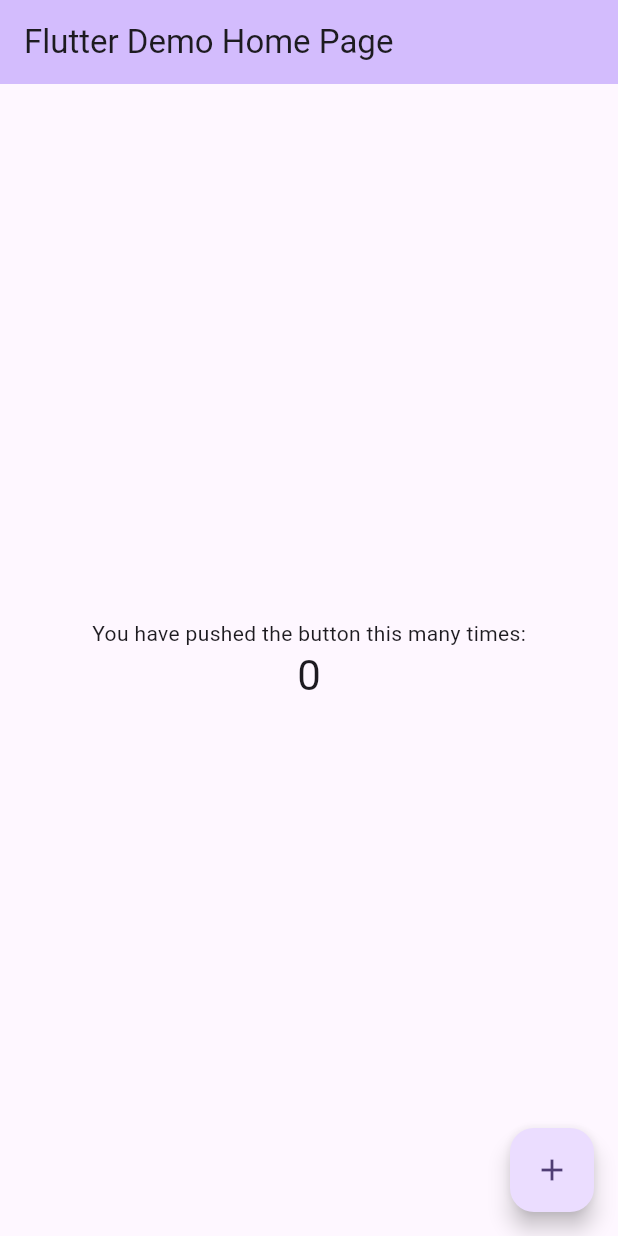
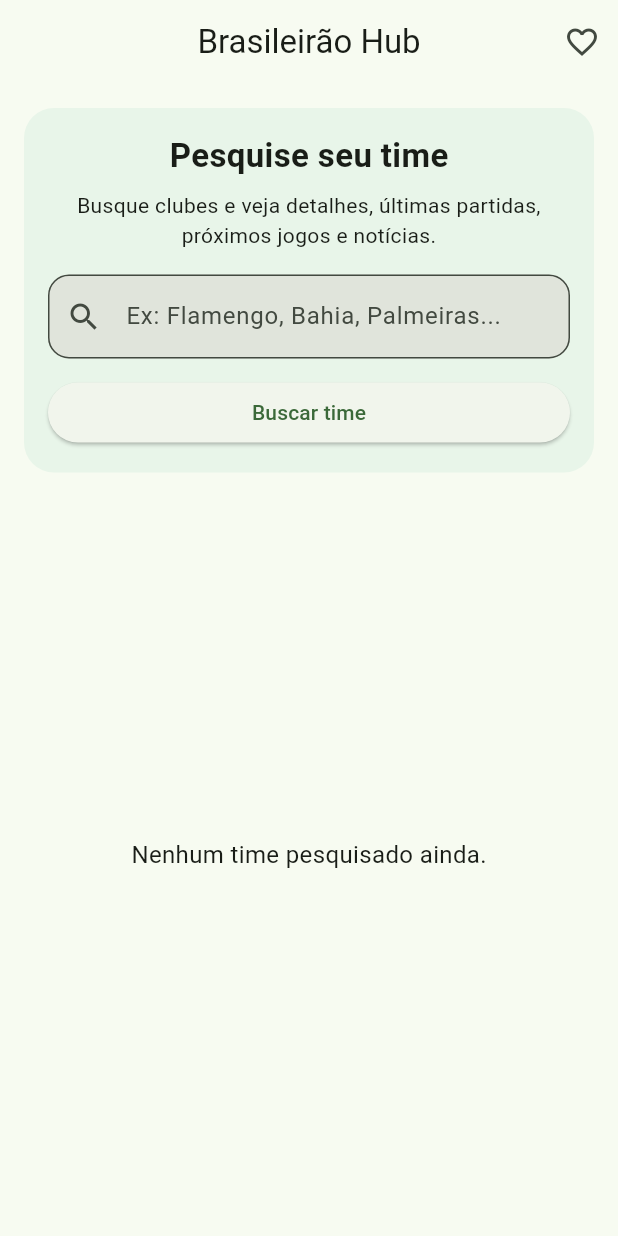
Before and after one commit to jaderAdriel/uTime, a Flutter app: the screen it shows after launch, on a phone screen of 412 x 824 dp. Run offline on Flutter 3.47's test engine with Material 3 defaults, Android fonts, the light colour scheme and no system bars.

Commit message:
feat: implement team search functionality and add models

```diff
--- a/lib/main.dart
+++ b/lib/main.dart
@@ -1,4 +1,7 @@
 import 'package:flutter/material.dart';
+import 'package:provider/provider.dart';
+import 'providers/team_provider.dart';
+import 'screens/home_screen.dart';
 
 void main() {
   runApp(const MyApp());
@@ -7,115 +10,18 @@ void main() {
 class MyApp extends StatelessWidget {
   const MyApp({super.key});
 
-  // This widget is the root of your application.
   @override
   Widget build(BuildContext context) {
-    return MaterialApp(
-      title: 'Flutter Demo',
-      theme: ThemeData(
-        // This is the theme of your application.
-        //
-        // TRY THIS: Try running your application with "flutter run". You'll see
-        // the application has a purple toolbar. Then, without quitting the app,
-        // try changing the seedColor in the colorScheme below to Colors.green
-        // and then invoke "hot reload" (save your changes or press the "hot
-        // reload" button in a Flutter-supported IDE, or press "r" if you used
-        // the command line to start the app).
-        //
-        // Notice that the counter didn't reset back to zero; the application
-        // state is not lost during the reload. To reset the state, use hot
-        // restart instead.
-        //
-        // This works for code too, not just values: Most code changes can be
-        // tested with just a hot reload.
-        colorScheme: .fromSeed(seedColor: Colors.deepPurple),
-      ),
-      home: const MyHomePage(title: 'Flutter Demo Home Page'),
-    );
-  }
-}
-
-class MyHomePage extends StatefulWidget {
-  const MyHomePage({super.key, required this.title});
-
-  // This widget is the home page of your application. It is stateful, meaning
-  // that it has a State object (defined below) that contains fields that affect
-  // how it looks.
-
-  // This class is the configuration for the state. It holds the values (in this
-  // case the title) provided by the parent (in this case the App widget) and
-  // used by the build method of the State. Fields in a Widget subclass are
-  // always marked "final".
-
-  final String title;
-
-  @override
-  State<MyHomePage> createState() => _MyHomePageState();
-}
-
-class _MyHomePageState extends State<MyHomePage> {
-  int _counter = 0;
-
-  void _incrementCounter() {
-    setState(() {
-      // This call to setState tells the Flutter framework that something has
-      // changed in this State, which causes it to rerun the build method below
-      // so that the display can reflect the updated values. If we changed
-      // _counter without calling setState(), then the build method would not be
-      // called again, and so nothing would appear to happen.
-      _counter++;
-    });
-  }
-
-  @override
-  Widget build(BuildContext context) {
-    // This method is rerun every time setState is called, for instance as done
-    // by the _incrementCounter method above.
-    //
-    // The Flutter framework has been optimized to make rerunning build methods
-    // fast, so that you can just rebuild anything that needs updating rather
-    // than having to individually change instances of widgets.
-    return Scaffold(
-      appBar: AppBar(
-        // TRY THIS: Try changing the color here to a specific color (to
-        // Colors.amber, perhaps?) and trigger a hot reload to see the AppBar
-        // change color while the other colors stay the same.
-        backgroundColor: Theme.of(context).colorScheme.inversePrimary,
-        // Here we take the value from the MyHomePage object that was created by
-        // the App.build method, and use it to set our appbar title.
-        title: Text(widget.title),
-      ),
-      body: Center(
-        // Center is a layout widget. It takes a single child and positions it
-        // in the middle of the parent.
-        child: Column(
-          // Column is also a layout widget. It takes a list of children and
-          // arranges them vertically. By default, it sizes itself to fit its
-          // children horizontally, and tries to be as tall as its parent.
-          //
-          // Column has various properties to control how it sizes itself and
-          // how it positions its children. Here we use mainAxisAlignment to
-          // center the children vertically; the main axis here is the vertical
-          // axis because Columns are vertical (the cross axis would be
-          // horizontal).
-          //
-          // TRY THIS: Invoke "debug painting" (choose the "Toggle Debug Paint"
-          // action in the IDE, or press "p" in the console), to see the
-          // wireframe for each widget.
-          mainAxisAlignment: .center,
-          children: [
-            const Text('You have pushed the button this many times:'),
-            Text(
-              '$_counter',
-              style: Theme.of(context).textTheme.headlineMedium,
-            ),
-          ],
+    return ChangeNotifierProvider(
+      create: (_) => TeamsProvider(),
+      child: MaterialApp(
+        debugShowCheckedModeBanner: false,
+        title: 'Brasileirão Hub',
+        theme: ThemeData(
+          colorScheme: ColorScheme.fromSeed(seedColor: Colors.green),
+          useMaterial3: true,
         ),
-      ),
-      floatingActionButton: FloatingActionButton(
-        onPressed: _incrementCounter,
-        tooltip: 'Increment',
-        child: const Icon(Icons.add),
+        home: const HomeScreen(),
       ),
     );
   }
--- /dev/null
+++ b/lib/models/team_model.dart
@@ -0,0 +1,28 @@
+class TeamModel {
+  final String id;
+  final String name;
+  final String league;
+  final String country;
+  final String badge;
+  final String stadium;
+
+  TeamModel({
+    required this.id,
+    required this.name,
+    required this.league,
+    required this.country,
+    required this.badge,
+    required this.stadium,
+  });
+
+  factory TeamModel.fromMap(Map<String, dynamic> map) {
+    return TeamModel(
+      id: map['idTeam'] ?? '',
+      name: map['strTeam'] ?? 'Sem nome',
+      league: map['strLeague'] ?? 'Liga não informada',
+      country: map['strCountry'] ?? 'País não informado',
+      badge: map['strBadge'] ?? '',
+      stadium: map['strStadium'] ?? 'Estádio não informado',
+    );
+  }
+}
--- /dev/null
+++ b/lib/providers/team_provider.dart
@@ -0,0 +1,44 @@
+import 'package:flutter/material.dart';
+import '../models/team_model.dart';
+import '../services/sportsdb_service.dart';
+
+class TeamsProvider extends ChangeNotifier {
+  final SportsDbService _service = SportsDbService();
+
+  List<TeamModel> teams = [];
+  bool isLoading = false;
+  String? errorMessage;
+
+  Future<void> search(String query) async {
+    if (query.trim().isEmpty) {
+      teams = [];
+      errorMessage = 'Digite o nome de um time.';
+      notifyListeners();
+      return;
+    }
+
+    isLoading = true;
+    errorMessage = null;
+    notifyListeners();
+
+    try {
+      teams = await _service.searchTeams(query.trim());
+
+      if (teams.isEmpty) {
+        errorMessage = 'Nenhum time encontrado.';
+      }
+    } catch (e) {
+      teams = [];
+      errorMessage = 'Não foi possível carregar os times.';
+    } finally {
+      isLoading = false;
+      notifyListeners();
+    }
+  }
+
+  void clear() {
+    teams = [];
+    errorMessage = null;
+    notifyListeners();
+  }
+}
--- /dev/null
+++ b/lib/screens/home_screen.dart
@@ -0,0 +1,164 @@
+import 'package:flutter/material.dart';
+import 'package:provider/provider.dart';
+import '../providers/team_provider.dart';
+import '../models/team_model.dart';
+
+class HomeScreen extends StatefulWidget {
+  const HomeScreen({super.key});
+
+  @override
+  State<HomeScreen> createState() => _HomeScreenState();
+}
+
+class _HomeScreenState extends State<HomeScreen> {
+  final TextEditingController _controller = TextEditingController();
+
+  void _onSearch() {
+    context.read<TeamsProvider>().search(_controller.text);
+  }
+
+  Widget _buildTeamCard(TeamModel team) {
+    return Card(
+      margin: const EdgeInsets.symmetric(vertical: 8),
+      elevation: 2,
+      shape: RoundedRectangleBorder(borderRadius: BorderRadius.circular(16)),
+      child: ListTile(
+        contentPadding: const EdgeInsets.all(12),
+        leading: team.badge.isNotEmpty
+            ? Image.network(
+                team.badge,
+                width: 52,
+                height: 52,
+                errorBuilder: (_, _, _) => const Icon(Icons.shield, size: 36),
+              )
+            : const Icon(Icons.shield, size: 36),
+        title: Text(
+          team.name,
+          style: const TextStyle(fontWeight: FontWeight.bold),
+        ),
+        subtitle: Text('${team.league}\n${team.country}'),
+        isThreeLine: true,
+        trailing: const Icon(Icons.arrow_forward_ios, size: 16),
+        onTap: () {
+          ScaffoldMessenger.of(
+            context,
+          ).showSnackBar(SnackBar(content: Text('Selecionado: ${team.name}')));
+          // Depois você troca isso por:
+          // Navigator.pushNamed(context, '/team-details', arguments: team);
+        },
+      ),
+    );
+  }
+
+  @override
+  Widget build(BuildContext context) {
+    final provider = context.watch<TeamsProvider>();
+
+    return Scaffold(
+      appBar: AppBar(
+        title: const Text('Brasileirão Hub'),
+        centerTitle: true,
+        actions: [
+          IconButton(onPressed: () {}, icon: const Icon(Icons.favorite_border)),
+        ],
+      ),
+      body: Padding(
+        padding: const EdgeInsets.all(16),
+        child: Column(
+          children: [
+            Container(
+              padding: const EdgeInsets.all(16),
+              decoration: BoxDecoration(
+                color: Colors.green.shade50,
+                borderRadius: BorderRadius.circular(20),
+              ),
+              child: Column(
+                children: [
+                  const Text(
+                    'Pesquise seu time',
+                    style: TextStyle(fontSize: 22, fontWeight: FontWeight.bold),
+                  ),
+                  const SizedBox(height: 8),
+                  const Text(
+                    'Busque clubes e veja detalhes, últimas partidas, próximos jogos e notícias.',
+                    textAlign: TextAlign.center,
+                  ),
+                  const SizedBox(height: 16),
+                  TextField(
+                    controller: _controller,
+                    textInputAction: TextInputAction.search,
+                    onSubmitted: (_) => _onSearch(),
+                    decoration: InputDecoration(
+                      hintText: 'Ex: Flamengo, Bahia, Palmeiras...',
+                      prefixIcon: const Icon(Icons.search),
+                      suffixIcon: _controller.text.isNotEmpty
+                          ? IconButton(
+                              onPressed: () {
+                                _controller.clear();
+                                provider.clear();
+                                setState(() {});
+                              },
+                              icon: const Icon(Icons.close),
+                            )
+                          : null,
+                      border: OutlineInputBorder(
+                        borderRadius: BorderRadius.circular(14),
+                      ),
+                      filled: true,
+                    ),
+                    onChanged: (_) => setState(() {}),
+                  ),
+                  const SizedBox(height: 12),
+                  SizedBox(
+                    width: double.infinity,
+                    child: ElevatedButton(
+                      onPressed: provider.isLoading ? null : _onSearch,
+                      child: const Text('Buscar time'),
+                    ),
+                  ),
+                ],
+              ),
+            ),
+            const SizedBox(height: 16),
+            Expanded(
+              child: Builder(
+                builder: (_) {
+                  if (provider.isLoading) {
+                    return const Center(child: CircularProgressIndicator());
+                  }
+
+                  if (provider.errorMessage != null && provider.teams.isEmpty) {
+                    return Center(
+                      child: Text(
+                        provider.errorMessage!,
+                        textAlign: TextAlign.center,
+                        style: const TextStyle(fontSize: 16),
+                      ),
+                    );
+                  }
+
+                  if (provider.teams.isEmpty) {
+                    return const Center(
+                      child: Text(
+                        'Nenhum time pesquisado ainda.',
+                        style: TextStyle(fontSize: 16),
+                      ),
+                    );
+                  }
+
+                  return ListView.builder(
+                    itemCount: provider.teams.length,
+                    itemBuilder: (context, index) {
+                      final team = provider.teams[index];
+                      return _buildTeamCard(team);
+                    },
+                  );
+                },
+              ),
+            ),
+          ],
+        ),
+      ),
+    );
+  }
+}
--- /dev/null
+++ b/lib/services/sportsdb_service.dart
@@ -0,0 +1,30 @@
+import 'dart:convert';
+import 'package:http/http.dart' as http;
+import '../models/team_model.dart';
+
+class SportsDbService {
+  static const String _baseUrl =
+      'https://www.thesportsdb.com/api/v1/json/123';
+
+  Future<List<TeamModel>> searchTeams(String teamName) async {
+    final encodedName = Uri.encodeComponent(teamName);
+    final url = Uri.parse('$_baseUrl/searchteams.php?t=$encodedName');
+
+    final response = await http.get(url);
+
+    if (response.statusCode != 200) {
+      throw Exception('Erro ao buscar times: ${response.statusCode}');
+    }
+
+    final data = jsonDecode(response.body) as Map<String, dynamic>;
+    final teams = data['teams'];
+
+    if (teams == null) {
+      return [];
+    }
+
+    return (teams as List)
+        .map((item) => TeamModel.fromMap(item as Map<String, dynamic>))
+        .toList();
+  }
+}
--- a/pubspec.yaml
+++ b/pubspec.yaml
@@ -31,6 +31,8 @@ dependencies:
   flutter:
     sdk: flutter
 
+  http: ^1.2.2
+  provider: ^6.1.2
   # The following adds the Cupertino Icons font to your application.
   # Use with the CupertinoIcons class for iOS style icons.
   cupertino_icons: ^1.0.8
```
Also changed, not shown: lib/models/article.dart (added, +53 -0 lines), lib/router.dart (added).
